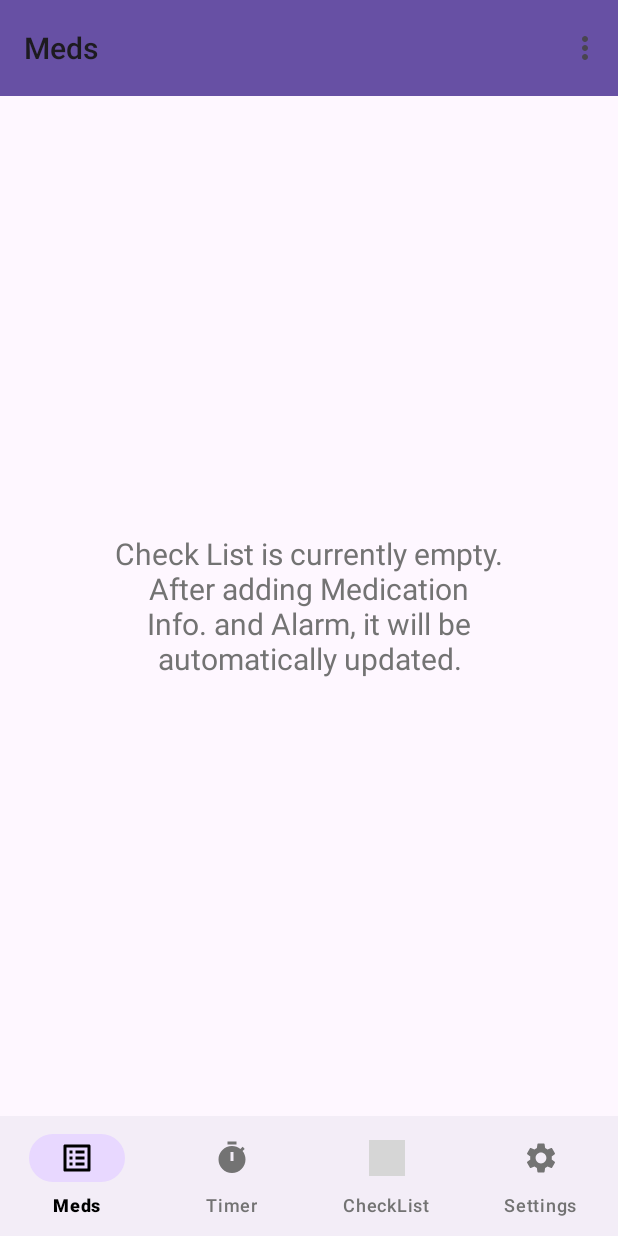
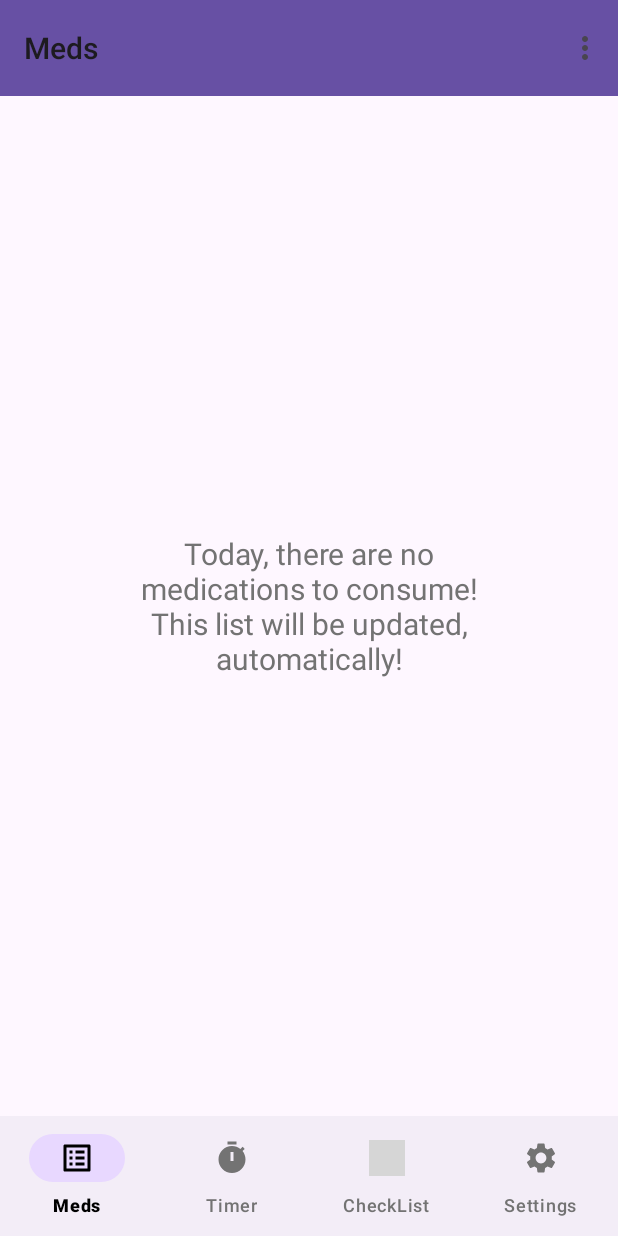
Before and after one commit to Bangeunseong/Project_NiyakNeyak, an Android app: the CheckListFragment screen opened through its navigation route, on a phone screen of 412 x 824 dp. Run offline under Robolectric (Android 15) with nearby library versions, the phone set to English and light mode, and no system bars; grey boxes are pictures that could not be loaded.

```diff
--- a/app/src/main/res/layout/fragment_check_list.xml
+++ b/app/src/main/res/layout/fragment_check_list.xml
@@ -8,7 +8,7 @@
 
     <TextView
         android:id="@+id/textView"
-        android:layout_width="275dp"
+        android:layout_width="245dp"
         android:layout_height="wrap_content"
         android:gravity="center"
         android:text="@string/check_rcv_ListIntro"
--- a/app/src/main/res/values/strings.xml
+++ b/app/src/main/res/values/strings.xml
@@ -92,9 +92,8 @@
 
     <!-- Check Attributes -->
     <string name="check_rcv_ListIntro">
-        Check List is currently empty.
-        After adding Medication Info. and Alarm,
-        it will be automatically updated.
+        Today, there are no medications to consume!&#10;
+        This list will be updated, automatically!
     </string>
 
     <!-- Global Attributes -->
```
